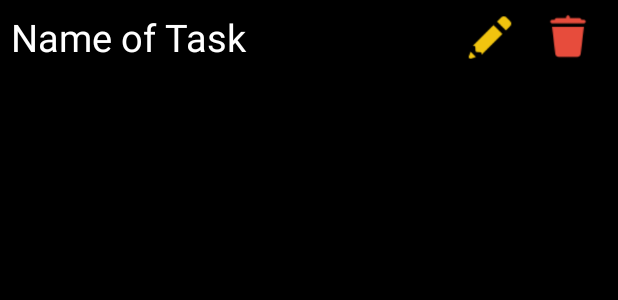
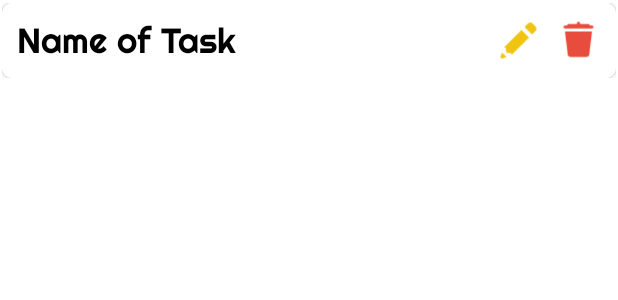
Before and after one commit to lil-dua/todo_list, an Android app: the layout task_line.xml on its own in the app's theme, with its tools: preview values and no code run, on a phone screen of 412 x 824 dp. Shown: the top 300 px of the screen. Run offline under Robolectric (Android 15) with nearby library versions, the phone set to English and light mode, and no system bars.

Commit message:
to do list app

```diff
--- a/app/src/main/java/tech/demoproject/todo_list/activity/MainActivity.java
+++ b/app/src/main/java/tech/demoproject/todo_list/activity/MainActivity.java
@@ -18,7 +18,7 @@ import tech.demoproject.todo_list.object.Tasks;
 public class MainActivity extends AppCompatActivity {
 
     Database database;
-    RecyclerView recycleViewTasks;
+    ListView listViewTasks;
     ArrayList<Tasks> tasksArrayList;
     TaskAdapter taskAdapter;
     @Override
@@ -27,15 +27,16 @@ public class MainActivity extends AppCompatActivity {
         setContentView(R.layout.activity_main);
 
         /** mapping*/
-        recycleViewTasks = findViewById(R.id.recycleViewTasks);
+        listViewTasks = findViewById(R.id.listViewTasks);
         tasksArrayList = new ArrayList<>();
         taskAdapter = new TaskAdapter(this,R.layout.task_line,tasksArrayList);
+        listViewTasks.setAdapter(taskAdapter);
         /** Create database Note*/
         database = new Database(this,"note.sqlite",null,1);
         /** create table tasks*/
         database.QueryData("CREATE TABLE IF NOT EXISTS Tasks(Id INTEGER PRIMARY KEY AUTOINCREMENT, TaskName VARCHAR(200) )");
         /** insert data*/
-        database.QueryData("INSERT INTO Tasks VALUES(null, 'To do job 2')");
+//        database.QueryData("INSERT INTO Tasks VALUES(null, 'To do job 2')");
         /** select data*/
         Cursor dataTask = database.GetData("SELECT * FROM Tasks");
         while (dataTask.moveToNext()){
--- a/app/src/main/res/layout/activity_main.xml
+++ b/app/src/main/res/layout/activity_main.xml
@@ -4,15 +4,18 @@
     xmlns:tools="http://schemas.android.com/tools"
     android:layout_width="match_parent"
     android:layout_height="match_parent"
-    tools:context=".activity.MainActivity">
+    tools:context=".activity.MainActivity"
+    android:background="@color/white">
 
-    <androidx.recyclerview.widget.RecyclerView
-        android:id="@+id/recycleViewTasks"
-        android:layout_width="409dp"
-        android:layout_height="729dp"
+    <ListView
+        android:padding="2dp"
+        android:id="@+id/listViewTasks"
+        android:layout_width="match_parent"
+        android:layout_height="match_parent"
         app:layout_constraintBottom_toBottomOf="parent"
         app:layout_constraintEnd_toEndOf="parent"
         app:layout_constraintStart_toStartOf="parent"
-        app:layout_constraintTop_toTopOf="parent" />
+        app:layout_constraintTop_toTopOf="parent"
+        app:layout_constraintVertical_bias="0.499" />
 
 </RelativeLayout>
--- a/app/src/main/res/layout/task_line.xml
+++ b/app/src/main/res/layout/task_line.xml
@@ -1,32 +1,57 @@
 <?xml version="1.0" encoding="utf-8"?>
 <LinearLayout xmlns:android="http://schemas.android.com/apk/res/android"
-    android:layout_weight="10"
-    android:padding="7dp"
+    xmlns:app="http://schemas.android.com/apk/res-auto"
     android:layout_width="match_parent"
-    android:layout_height="match_parent"
-    android:background="@color/black">
+    android:layout_height="wrap_content"
+    android:paddingTop="2dp"
+    android:paddingBottom="2dp"
+    android:paddingLeft="1dp"
+    android:paddingRight="1dp">
+
+    <androidx.cardview.widget.CardView
+        android:padding="2dp"
+        app:cardCornerRadius="7dp"
+        android:layout_width="match_parent"
+        android:layout_height="50dp">
+
+        <RelativeLayout
+            android:layout_width="match_parent"
+            android:layout_height="50dp"
+            android:background="@color/white">
 
             <TextView
+                android:fontFamily="@font/righteous"
                 android:id="@+id/textViewNameOfTask"
-        android:layout_weight="8"
-        android:textColor="@color/white"
-        android:textSize="25sp"
+                android:layout_width="wrap_content"
+                android:layout_height="wrap_content"
+                android:layout_centerVertical="true"
+                android:layout_marginStart="10dp"
                 android:text="Name of Task "
-        android:layout_width="wrap_content"
-        android:layout_height="wrap_content"/>
+                android:textColor="@color/black"
+                android:textSize="23sp" />
 
             <ImageView
-        android:layout_weight="1"
-        android:src="@drawable/ic_edit_50"
                 android:id="@+id/imageViewEditTask"
-        android:layout_width="35sp"
-        android:layout_height="35sp"/>
+                android:layout_width="30sp"
+                android:layout_height="30sp"
+                android:layout_centerVertical="true"
+                android:layout_marginEnd="10dp"
+                android:layout_toStartOf="@id/imageViewRemoveTask"
+                android:src="@drawable/ic_edit_50" />
 
             <ImageView
-        android:layout_weight="1"
+                android:layout_marginEnd="10dp"
+                android:layout_centerVertical="true"
+                android:layout_alignParentEnd="true"
                 android:src="@drawable/ic_delete_50"
                 android:id="@+id/imageViewRemoveTask"
-        android:layout_width="35sp"
-        android:layout_height="35sp"/>
+                android:layout_width="30sp"
+                android:layout_height="30sp" />
+        </RelativeLayout>
+
+
+
+    </androidx.cardview.widget.CardView>
+
 
 </LinearLayout>
--- a/app/src/main/res/values/colors.xml
+++ b/app/src/main/res/values/colors.xml
@@ -5,6 +5,10 @@
     <color name="purple_700">#FF3700B3</color>
     <color name="teal_200">#FF03DAC5</color>
     <color name="teal_700">#FF018786</color>
-    <color name="black">#FF000000</color>
+    <color name="green_2270_C">#1DB954</color>
+    <color name="black">#000000</color>
+    <color name="black_6_C">#191414</color>
     <color name="white">#FFFFFFFF</color>
+    <color name="yellow_dark">#FFC107</color>
+    <color name="yellow_light">#FFEB3B</color>
 </resources>
--- a/app/src/main/res/values/strings.xml
+++ b/app/src/main/res/values/strings.xml
@@ -1,3 +1,3 @@
 <resources>
-    <string name="app_name">R-TdList</string>
+    <string name="app_name">TODOLIST APP</string>
 </resources>
--- a/app/src/main/res/values/themes.xml
+++ b/app/src/main/res/values/themes.xml
@@ -1,14 +1,14 @@
 <resources xmlns:tools="http://schemas.android.com/tools">
     <!-- Base application theme. -->
-    <style name="Theme.RTdList" parent="Theme.MaterialComponents.DayNight.DarkActionBar">
+    <style name="Theme.RTdList" parent="Theme.MaterialComponents.DayNight.NoActionBar">
         <!-- Primary brand color. -->
-        <item name="colorPrimary">@color/purple_500</item>
-        <item name="colorPrimaryVariant">@color/purple_700</item>
+        <item name="colorPrimary">@color/yellow_light</item>
+        <item name="colorPrimaryVariant">@color/yellow_dark</item>
         <item name="colorOnPrimary">@color/white</item>
         <!-- Secondary brand color. -->
         <item name="colorSecondary">@color/teal_200</item>
         <item name="colorSecondaryVariant">@color/teal_700</item>
-        <item name="colorOnSecondary">@color/black</item>
+        <item name="colorOnSecondary">@color/black_6_C</item>
         <!-- Status bar color. -->
         <item name="android:statusBarColor" tools:targetApi="l">?attr/colorPrimaryVariant</item>
         <!-- Customize your theme here. -->
```
Also changed, not shown: app/src/main/res/font/righteous.ttf (added). Lines whose indentation alone changed are shown as unchanged.
